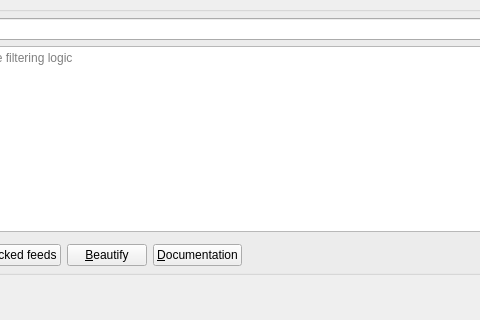
Old version of the form src/librssguard/gui/dialogs/formmessagefiltersmanager.ui in the repository martinrotter/rssguard; both pictures show x 184 to 664 and y 280 to 600 of the 1100 by 600 pixel window.
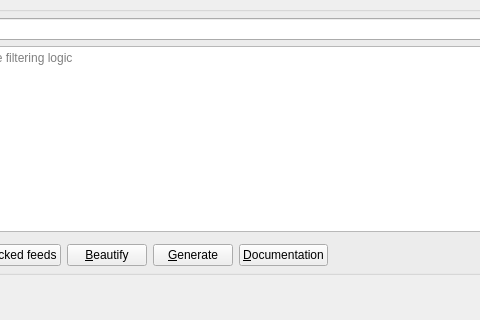
New version of the form. Custom widgets are drawn as their Qt base class.

What changed in the file:
```diff
--- a/src/librssguard/gui/dialogs/formmessagefiltersmanager.ui
+++ b/src/librssguard/gui/dialogs/formmessagefiltersmanager.ui
@@ -291,6 +291,16 @@
                </property>
               </widget>
              </item>
+             <item>
+              <widget class="QPushButton" name="m_btnGenerate">
+               <property name="toolTip">
+                <string>Create a script with a visual rule builder</string>
+               </property>
+               <property name="text">
+                <string>&amp;Generate</string>
+               </property>
+              </widget>
+             </item>
              <item>
               <widget class="QPushButton" name="m_btnDetailedHelp">
                <property name="text">
```
Left out of the diff: 2 changed lines with no effect on the pictures.
